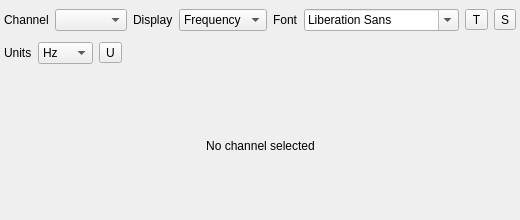
Qt form plugins/feature/freqdisplay/freqdisplaygui.ui (thomasgi1/sdrangel) before a commit.
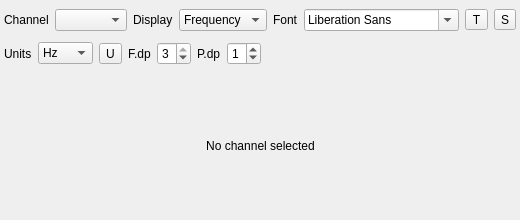
The same form after that commit. Icons and pictures are not drawn. Custom widgets are drawn as their Qt base class.

Commit message:
freqdisplay: add frequency and power decimal-places spinboxes
Agent-Logs-Url: https://github.com/srcejon/sdrangel/sessions/0a80d06a-83cf-4fde-8fc7-5d8ef9b43ffe

Patch:
```diff
--- a/plugins/feature/freqdisplay/freqdisplaygui.ui
+++ b/plugins/feature/freqdisplay/freqdisplaygui.ui
@@ -194,6 +194,64 @@
         </property>
        </widget>
       </item>
+      <item>
+       <widget class="QLabel" name="freqDecimalPlacesLabel">
+        <property name="text">
+         <string>F.dp</string>
+        </property>
+        <property name="toolTip">
+         <string>Decimal places for frequency (disabled when units is Hz)</string>
+        </property>
+       </widget>
+      </item>
+      <item>
+       <widget class="QSpinBox" name="freqDecimalPlaces">
+        <property name="minimumWidth">
+         <number>45</number>
+        </property>
+        <property name="toolTip">
+         <string>Number of decimal places to show for the frequency value</string>
+        </property>
+        <property name="minimum">
+         <number>0</number>
+        </property>
+        <property name="maximum">
+         <number>3</number>
+        </property>
+        <property name="value">
+         <number>3</number>
+        </property>
+       </widget>
+      </item>
+      <item>
+       <widget class="QLabel" name="powerDecimalPlacesLabel">
+        <property name="text">
+         <string>P.dp</string>
+        </property>
+        <property name="toolTip">
+         <string>Decimal places for power</string>
+        </property>
+       </widget>
+      </item>
+      <item>
+       <widget class="QSpinBox" name="powerDecimalPlaces">
+        <property name="minimumWidth">
+         <number>45</number>
+        </property>
+        <property name="toolTip">
+         <string>Number of decimal places to show for the power value</string>
+        </property>
+        <property name="minimum">
+         <number>0</number>
+        </property>
+        <property name="maximum">
+         <number>3</number>
+        </property>
+        <property name="value">
+         <number>1</number>
+        </property>
+       </widget>
+      </item>
       <item>
        <spacer name="unitsSpacer">
         <property name="orientation">
```
The commit also changes 4 other files.
